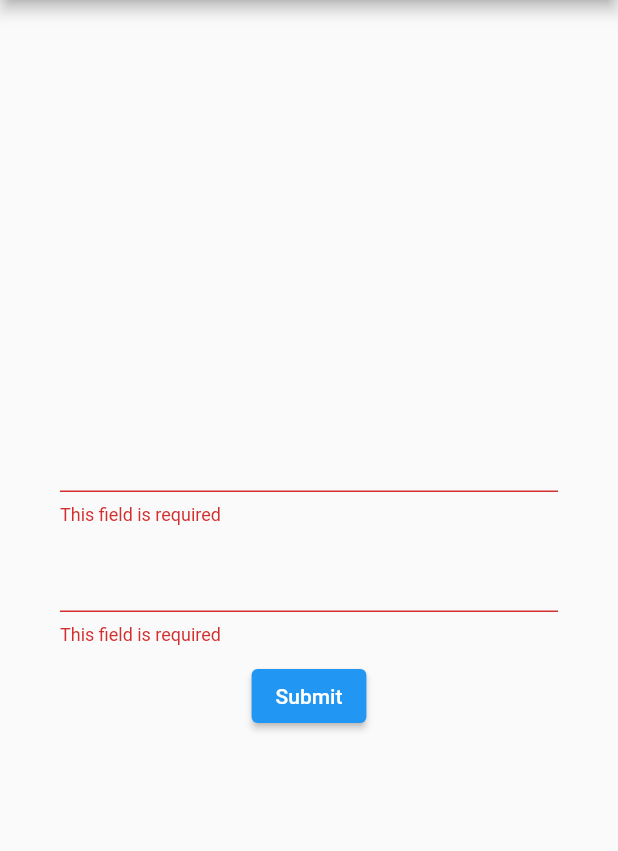
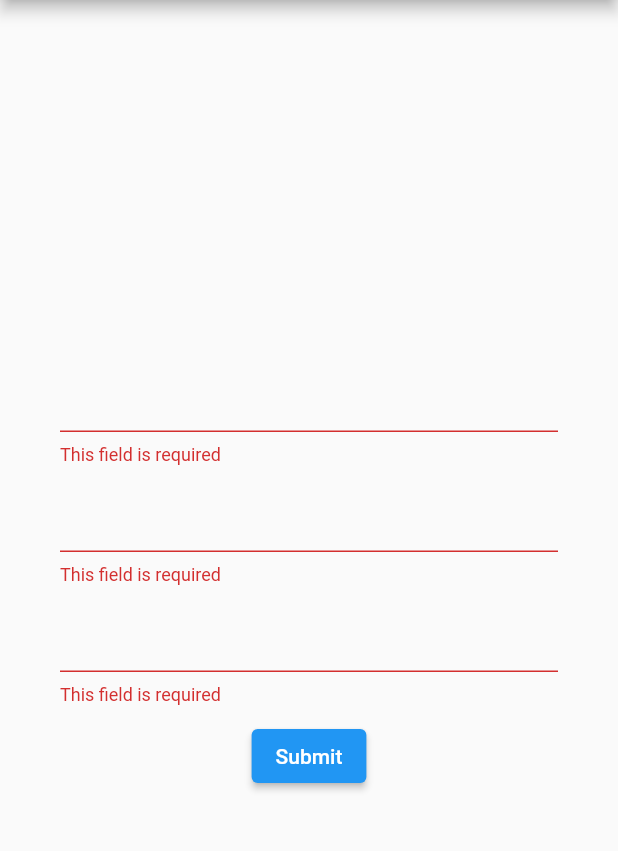
Before and after one commit to abiodundotdev/flutter_laravel_form_validation, a Flutter app: the screen it shows after launch, after a tap on "Submit", on a phone screen of 412 x 824 dp, the part 84-935 px from its top. Run offline on Flutter 3.47's test engine with Material 2 defaults, Android fonts, the phone set to English and light mode, and no system bars.

Commit message:
Updated example

```diff
--- a/example/lib/main.dart
+++ b/example/lib/main.dart
@@ -68,6 +68,11 @@ class _MyHomePageState extends State<MyHomePage> {
                 validator: 'required|email'.v,
               ),
               const SizedBox(height: 10),
+              TextFormField(
+                key: const Key("fullname"),
+                validator: ['required', 'uppercase'].v,
+              ),
+              const SizedBox(height: 10),
               ElevatedButton(
                 onPressed: handleSubmit,
                 child: Text("Submit"),
```
Also changed, not shown: 1 other file.
